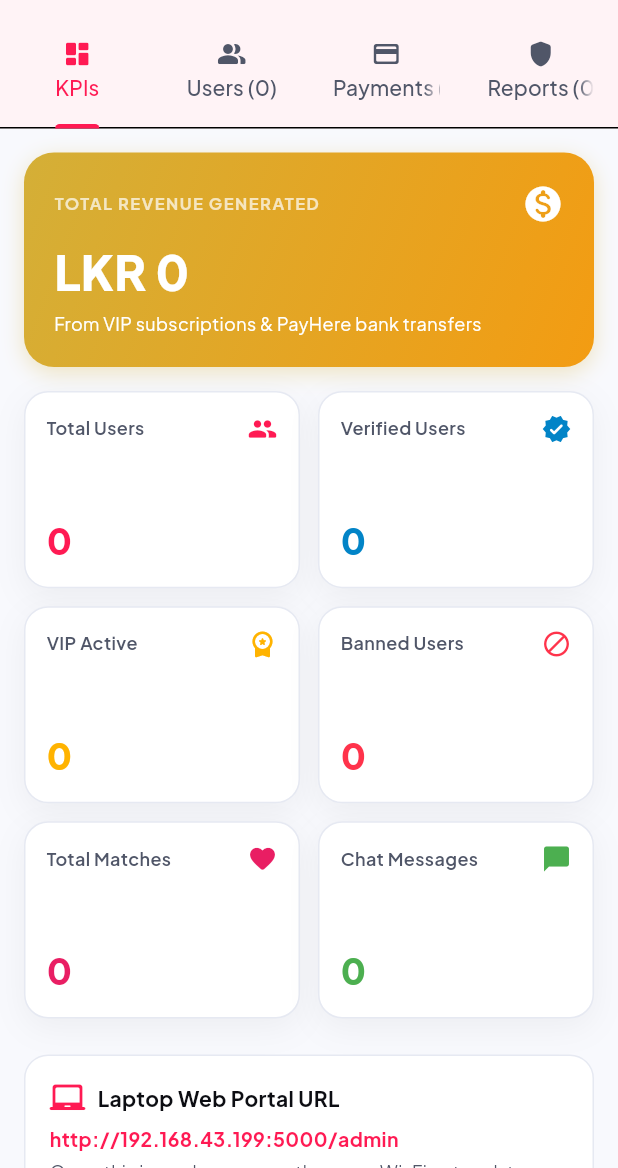
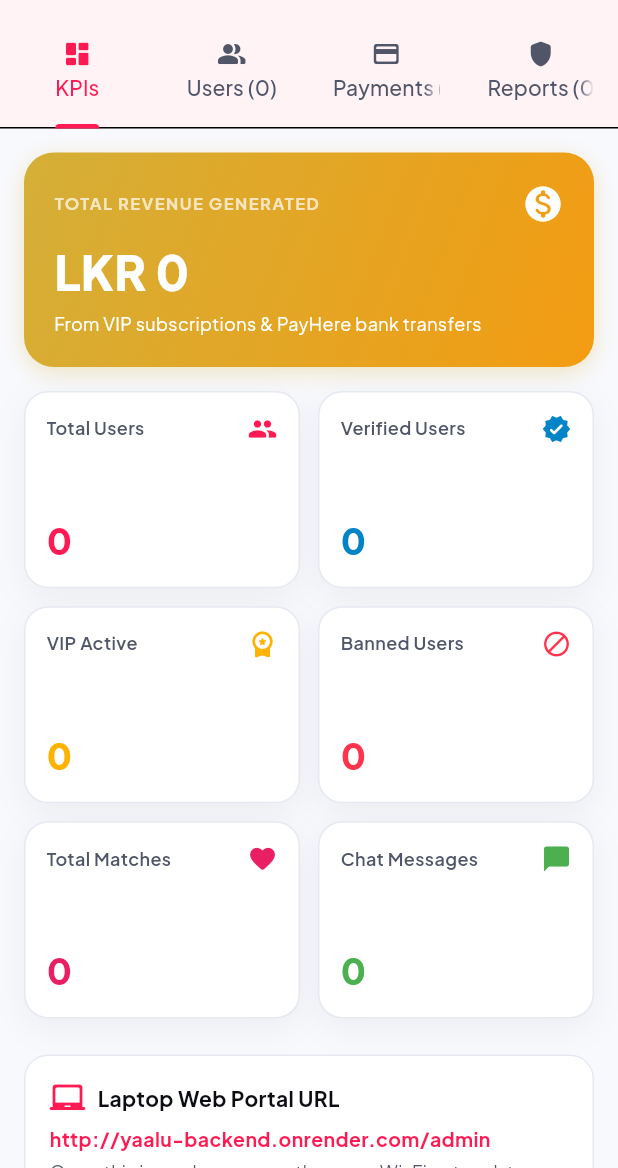
Before and after one commit to NowtyNinja/yaalu, a Flutter app: the AdminDashboardScreen screen opened directly with empty values, on a phone screen of 412 x 824 dp, the part 68-1236 px from its top. Run offline on Flutter 3.47's test engine with Material 3 defaults, Android fonts, the phone set to English and light mode, and no system bars; our stand-ins replace flutter_secure_storage, google_fonts, socket_io_client; accounts and stored records are empty; network calls fail.

Commit message:
feat(mobile): switch active host to production Render cloud with HTTPS/WSS support

```diff
--- a/mobile/lib/core/constants/api_endpoints.dart
+++ b/mobile/lib/core/constants/api_endpoints.dart
@@ -1,10 +1,13 @@
 class ApiEndpoints {
-  // Primary (Wi-Fi LAN IP) and Fallback (USB ADB reverse)
-  static String activeHost = '192.168.43.199:5000';
-  static const String fallbackHost = '127.0.0.1:5000';
+  // Live Production Server (Render Cloud with SSL/HTTPS)
+  static String activeHost = 'yaalu-backend.onrender.com';
+  static const String fallbackHost = 'yaalu-backend.onrender.com';
 
-  static String get baseUrl => 'http://$activeHost/api/v1';
-  static String get socketUrl => 'http://$activeHost';
+  static bool get isHttps => !activeHost.contains('192.168.') && !activeHost.contains('localhost') && !activeHost.contains('127.0.0.1');
+  static String get scheme => isHttps ? 'https' : 'http';
+
+  static String get baseUrl => '$scheme://$activeHost/api/v1';
+  static String get socketUrl => '$scheme://$activeHost';
 
   // Auth
   static String get requestOtp => '$baseUrl/auth/request-otp';
@@ -79,12 +82,12 @@ class ApiEndpoints {
         .replaceAll('&amp;', '&');
 
     if (clean.startsWith('/uploads/')) {
-      return 'http://$activeHost$clean';
+      return '$scheme://$activeHost$clean';
     }
 
     if (clean.contains('/uploads/')) {
       final sub = clean.substring(clean.indexOf('/uploads/'));
-      return 'http://$activeHost$sub';
+      return '$scheme://$activeHost$sub';
     }
 
     return clean;
```
Also changed, not shown: mobile/lib/core/services/api_service.dart (+10 -2 lines).
